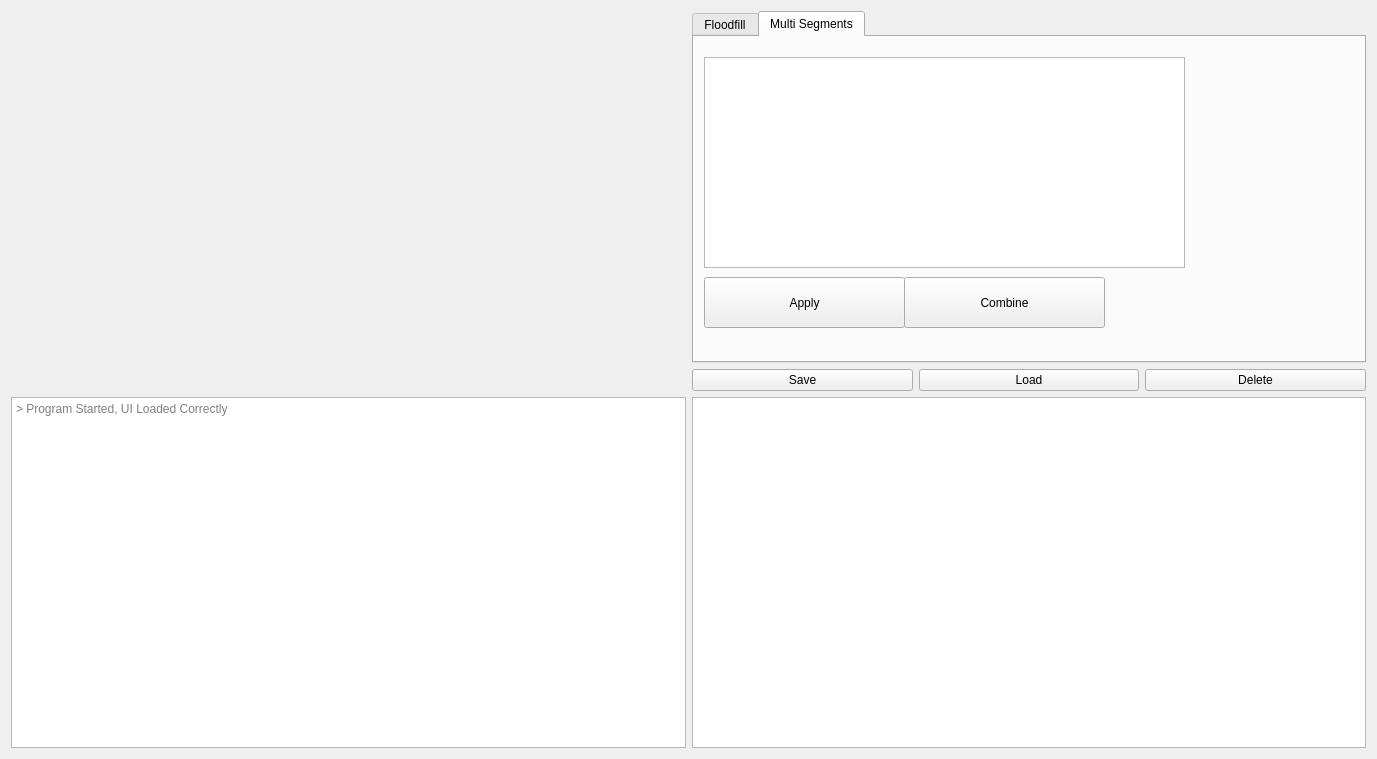
Old version of the form main.ui in the repository listar2000/ATLAS_Coding_Challenge.
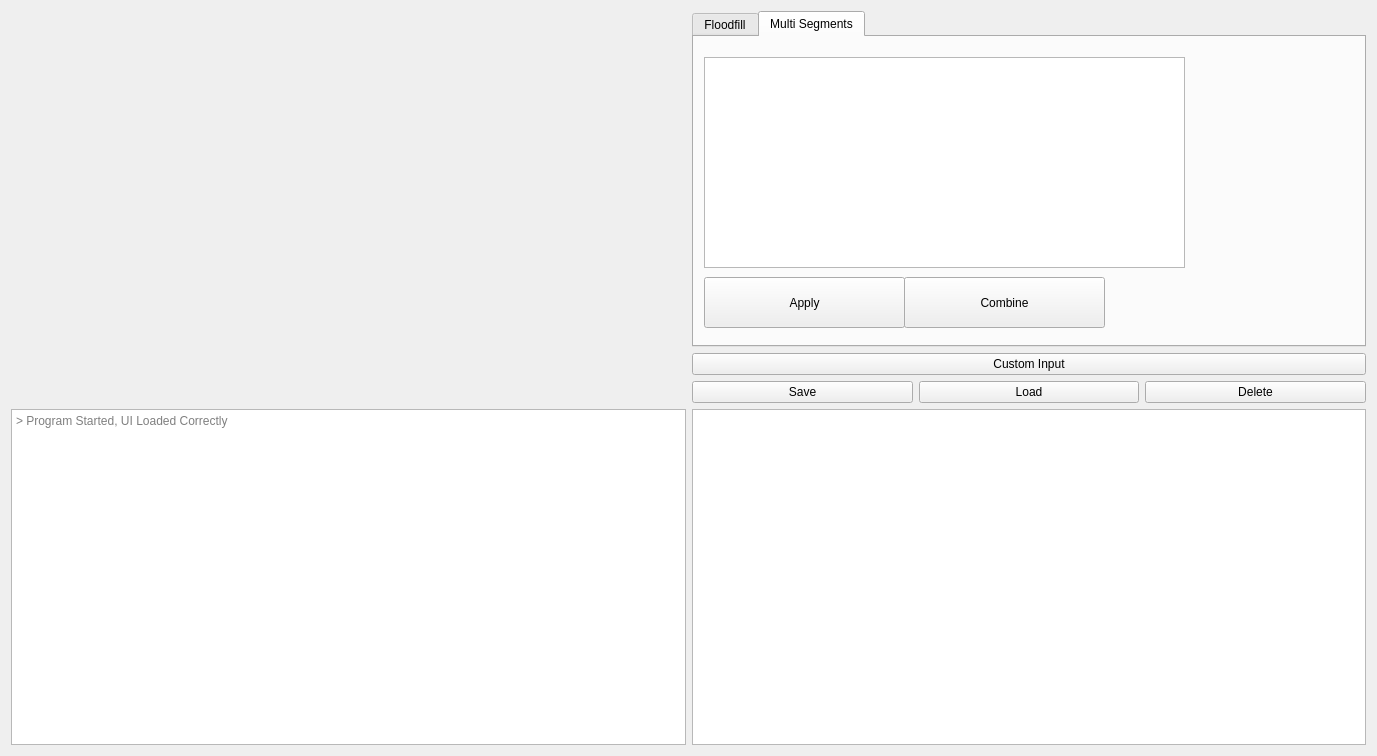
New version of the form.

What changed in the file:
```diff
--- a/main.ui
+++ b/main.ui
@@ -7,7 +7,7 @@
                 <x>0</x>
                 <y>0</y>
                 <width>1377</width>
-                <height>759</height>
+    <height>756</height>
             </rect>
         </property>
         <property name="sizePolicy">
@@ -20,7 +20,7 @@
             <string>Dialog</string>
         </property>
         <layout class="QGridLayout" name="gridLayout">
-            <item row="0" column="0" rowspan="2">
+   <item row="0" column="0" rowspan="3">
                 <layout class="QGridLayout" name="data_display_window">
                     <item row="1" column="0">
                         <widget class="QWidget" name="top" native="true"/>
@@ -30,6 +30,70 @@
                     </item>
                 </layout>
             </item>
+   <item row="2" column="1">
+    <layout class="QHBoxLayout" name="common_buttons_layout">
+     <item>
+      <widget class="QPushButton" name="common_save">
+       <property name="text">
+        <string>Save</string>
+       </property>
+       <property name="autoDefault">
+        <bool>false</bool>
+       </property>
+      </widget>
+     </item>
+     <item>
+      <widget class="QPushButton" name="common_load">
+       <property name="text">
+        <string>Load</string>
+       </property>
+       <property name="autoDefault">
+        <bool>false</bool>
+       </property>
+      </widget>
+     </item>
+     <item>
+      <widget class="QPushButton" name="common_delete">
+       <property name="text">
+        <string>Delete</string>
+       </property>
+       <property name="autoDefault">
+        <bool>false</bool>
+       </property>
+      </widget>
+     </item>
+    </layout>
+   </item>
+   <item row="3" column="0">
+    <layout class="QVBoxLayout" name="message_center_layout">
+     <item>
+      <widget class="QTextEdit" name="textEdit">
+       <property name="enabled">
+        <bool>true</bool>
+       </property>
+       <property name="sizeAdjustPolicy">
+        <enum>QAbstractScrollArea::AdjustToContents</enum>
+       </property>
+       <property name="readOnly">
+        <bool>true</bool>
+       </property>
+       <property name="overwriteMode">
+        <bool>true</bool>
+       </property>
+       <property name="placeholderText">
+        <string>&gt; Program Started, UI Loaded Correctly</string>
+       </property>
+      </widget>
+     </item>
+    </layout>
+   </item>
+   <item row="3" column="1">
+    <layout class="QVBoxLayout" name="segmentation_layout">
+     <item>
+      <widget class="QListWidget" name="listWidget"/>
+     </item>
+    </layout>
+   </item>
             <item row="0" column="1">
                 <layout class="QVBoxLayout" name="system_mode_layout">
                     <item>
@@ -144,68 +208,14 @@
                 </layout>
             </item>
             <item row="1" column="1">
-                <layout class="QHBoxLayout" name="common_buttons_layout">
-                    <item>
-                        <widget class="QPushButton" name="common_save">
+    <widget class="QPushButton" name="custom_input">
                             <property name="text">
-                                <string>Save</string>
+      <string>Custom Input</string>
                             </property>
                             <property name="autoDefault">
                                 <bool>false</bool>
                             </property>
                         </widget>
-                    </item>
-                    <item>
-                        <widget class="QPushButton" name="common_load">
-                            <property name="text">
-                                <string>Load</string>
-                            </property>
-                            <property name="autoDefault">
-                                <bool>false</bool>
-                            </property>
-                        </widget>
-                    </item>
-                    <item>
-                        <widget class="QPushButton" name="common_delete">
-                            <property name="text">
-                                <string>Delete</string>
-                            </property>
-                            <property name="autoDefault">
-                                <bool>false</bool>
-                            </property>
-                        </widget>
-                    </item>
-                </layout>
-            </item>
-            <item row="2" column="0">
-                <layout class="QVBoxLayout" name="message_center_layout">
-                    <item>
-                        <widget class="QTextEdit" name="textEdit">
-                            <property name="enabled">
-                                <bool>true</bool>
-                            </property>
-                            <property name="sizeAdjustPolicy">
-                                <enum>QAbstractScrollArea::AdjustToContents</enum>
-                            </property>
-                            <property name="readOnly">
-                                <bool>true</bool>
-                            </property>
-                            <property name="overwriteMode">
-                                <bool>true</bool>
-                            </property>
-                            <property name="placeholderText">
-                                <string>&gt; Program Started, UI Loaded Correctly</string>
-                            </property>
-                        </widget>
-                    </item>
-                </layout>
-            </item>
-            <item row="2" column="1">
-                <layout class="QVBoxLayout" name="segmentation_layout">
-                    <item>
-                        <widget class="QListWidget" name="listWidget"/>
-                    </item>
-                </layout>
             </item>
         </layout>
     </widget>
```
Lines whose indentation alone changed are shown as unchanged.
